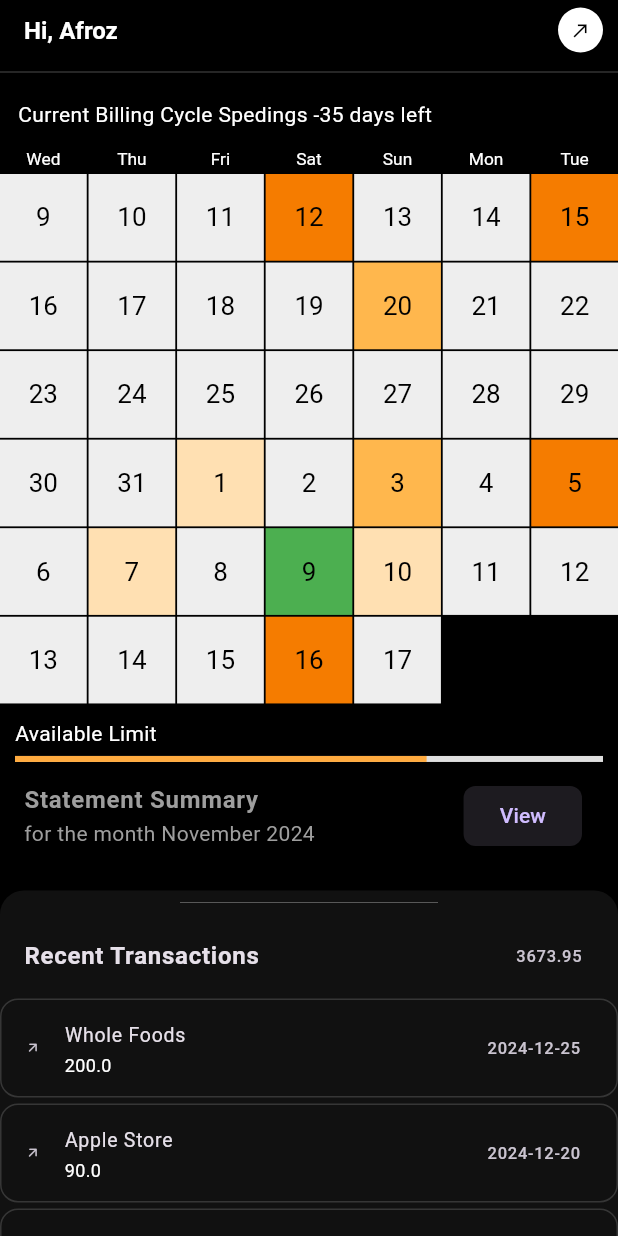
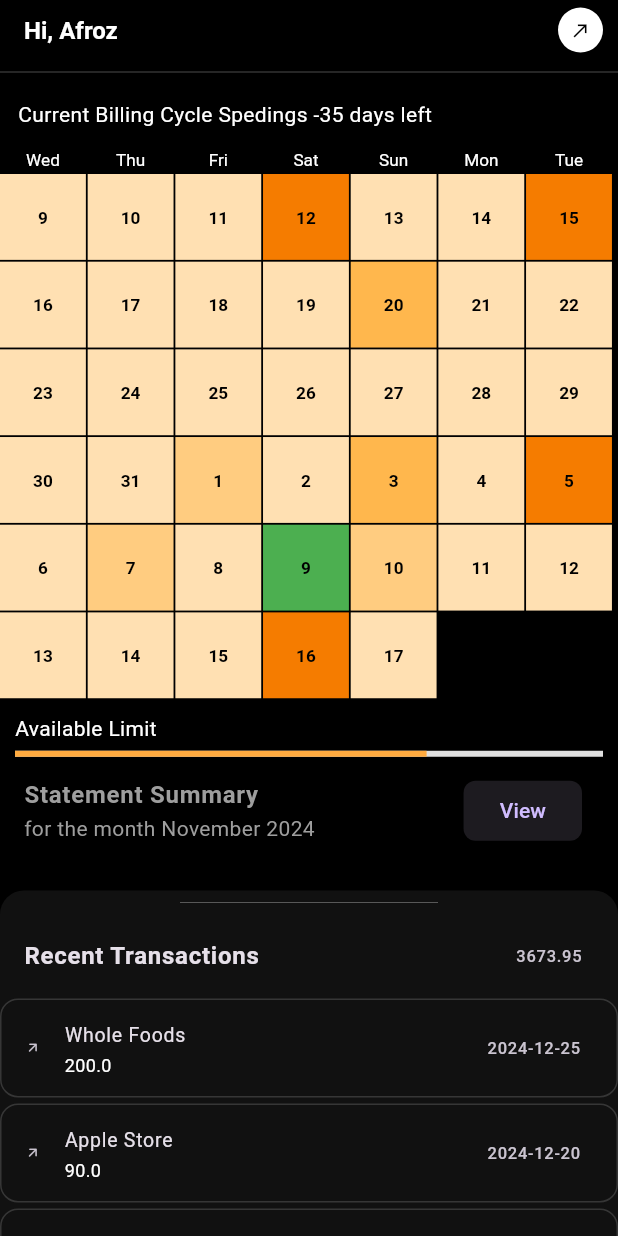
Before and after one commit to Afroz-Shaikh/github_timeline_widget, a Flutter app: the screen it shows after launch, on a phone screen of 412 x 824 dp. Run offline on Flutter 3.47's test engine with Material 3 defaults, Android fonts, the phone set to English and light mode, and no system bars.

Commit message:
Minor Fixes

```diff
--- a/lib/screens/credit_transaction_page.dart
+++ b/lib/screens/credit_transaction_page.dart
@@ -1,3 +1,4 @@
+import 'package:flutter/cupertino.dart';
 import 'package:flutter/material.dart';
 import 'package:github_timeline/utils/mocktransactions.dart';
 import 'package:github_timeline/models/models.dart';
@@ -9,7 +10,7 @@ import 'package:github_timeline/utils/constants.dart';
 /// The main entry point for the application
 ///
 class CardTransactionsPage extends StatefulWidget {
-  /// constructor for hompage
+  /// constructor for homepage
   const CardTransactionsPage({super.key});
 
   @override
@@ -66,14 +67,25 @@ class _CardTransactionsPageState extends State<CardTransactionsPage> {
                   ),
                   ListTile(
                     trailing: Text(
-                      mockTransactions
+                      mockTransactions.isNotEmpty
+                          ? mockTransactions
                               .map((e) => e.totalAmount)
                               .reduce((value, element) => value + element)
-                          .toStringAsFixed(2),
+                              .toStringAsFixed(2)
+                          : '0.00',
                     ),
                     title: const Text(
-                      'Recent Transactions',
+                      kRecentTransactions,
                       style: TextStyle(fontWeight: FontWeight.bold),
+                    ),
+                  ),
+                  if (mockTransactions.isEmpty)
+                    const Padding(
+                      padding: EdgeInsets.all(16.0),
+                      child: Text(
+                        'No transactions found',
+                        style: TextStyle(color: Colors.grey, fontSize: 16),
+                        textAlign: TextAlign.center,
                       ),
                     ),
                   ...mockTransactions.reversed.map((Transaction transaction) {
@@ -103,9 +115,7 @@ class _CardTransactionsPageState extends State<CardTransactionsPage> {
                         title: Text(
                           transaction.transactionDetails
                               .map((e) => e.merchant)
-                              .join(
-                                ', ',
-                              ),
+                              .join(', '),
                         ),
                         subtitle: Text(
                           transaction.totalAmount.toString(),
@@ -166,10 +176,11 @@ class _CardTransactionsPageState extends State<CardTransactionsPage> {
                       quarterTurns: isHorizontal ? 3 : 0,
                       child: ConstrainedBox(
                         constraints: BoxConstraints(
-                          maxWidth: constraints.maxWidth,
+                          maxWidth: constraints.maxWidth - 40,
                           maxHeight: isHorizontal ? double.maxFinite : 400,
                         ),
                         child: TransactionTimelineWidget(
+
                           cycleStartDate: kcycleStartDate,
                           transactions: mockTransactions,
                           showLastDaycount: isHorizontal ? 100 : 40,
@@ -184,7 +195,7 @@ class _CardTransactionsPageState extends State<CardTransactionsPage> {
                               (Transaction t) => _isSameDay(
                                 DateTime.parse(t.date),
                                 selectedDate,
-                              ), // Use _isSameDay to compare dates
+                              ),
                               orElse: () => Transaction(
                                 date: selectedDate.toString(),
                                 totalAmount: 0,
@@ -200,12 +211,18 @@ class _CardTransactionsPageState extends State<CardTransactionsPage> {
                               context: context,
                               builder: (context) {
                                 return Dialog(
+                                  shape: RoundedRectangleBorder(
+                                    borderRadius: BorderRadius.circular(8),
+                                  ),
+                                  elevation: 0,
                                   child: SizedBox(
                                     height: 200,
                                     width: 300,
-                                    child: ListView.builder(
-                                      itemCount:
-                                          transaction.transactionDetails.length,
+                                    child: transaction.transactionDetails
+                                            .isNotEmpty
+                                        ? ListView.builder(
+                                            itemCount: transaction
+                                                .transactionDetails.length,
                                             itemBuilder: (context, i) {
                                               final text = Text(
                                                 '\$${transaction.transactionDetails[i].amount.toStringAsFixed(2)}',
@@ -213,15 +230,26 @@ class _CardTransactionsPageState extends State<CardTransactionsPage> {
                                               return ListTile(
                                                 title: Text(
                                                   transaction
-                                                .transactionDetails[i].merchant,
+                                                      .transactionDetails[i]
+                                                      .merchant,
                                                 ),
                                                 subtitle: Text(
                                                   transaction
-                                                .transactionDetails[i].category,
+                                                      .transactionDetails[i]
+                                                      .category,
                                                 ),
                                                 trailing: text,
                                               );
                                             },
+                                          )
+                                        : const Center(
+                                            child: Text(
+                                              'No transactions found',
+                                              style: TextStyle(
+                                                color: Colors.grey,
+                                                fontSize: 16,
+                                              ),
+                                            ),
                                           ),
                                   ),
                                 );
@@ -280,7 +308,6 @@ class _CardTransactionsPageState extends State<CardTransactionsPage> {
           ),
         ];
         return SizedBox(
-          // color: Colors.red,
           child: Column(
             children: children,
           ),
--- a/lib/screens/widgets/app_bar.dart
+++ b/lib/screens/widgets/app_bar.dart
@@ -27,7 +27,7 @@ class MainAppBar extends StatelessWidget implements PreferredSizeWidget {
       elevation: 0,
       surfaceTintColor: Colors.orangeAccent,
       title: const Text(
-        'Hi, $userName',
+        'Hi, $kuserName',
         style: TextStyle(
           fontSize: 16,
           fontWeight: FontWeight.bold,
--- a/lib/screens/widgets/base_time_line_widget.dart
+++ b/lib/screens/widgets/base_time_line_widget.dart
@@ -123,7 +123,7 @@ class TransactionTimelineRenderBox extends RenderBox {
     final rows = (daysInMonth / columns)
         .ceil(); // Calculate number of rows based on total days
 
-    _cellSize = (availableWidth - (_cellSpacing * (columns - 1))) / columns;
+    _cellSize = (availableWidth - (_cellSpacing * (columns - 1))) / columns * 0.99;
 
     final totalWidth = columns * (_cellSize + _cellSpacing) - _cellSpacing;
     final totalHeight =
@@ -164,14 +164,17 @@ class TransactionTimelineRenderBox extends RenderBox {
     for (var col = 0; col < columns; col++) {
       final x = offset.dx + col * (_cellSize + _cellSpacing);
       final textPainter = TextPainter(
+
         text: TextSpan(text: rotatedWeekdays[col], style: headerStyle),
         textDirection: TextDirection.ltr,
+
       );
       textPainter.layout(maxWidth: _cellSize);
       final textOffset = Offset(
         x + (_cellSize - textPainter.width) / 2,
         offset.dy + (_headerHeight - textPainter.height) / 2,
       );
+
       textPainter.paint(canvas, textOffset);
     }
 
@@ -213,7 +216,7 @@ class TransactionTimelineRenderBox extends RenderBox {
       final textPainter = TextPainter(
         text: TextSpan(
           text: '${currentDate.day}',
-          style: TextStyle(color: Colors.black, fontSize: _cellSize * 0.3),
+          style: TextStyle(color: Colors.black, fontWeight: FontWeight.bold, fontSize: _cellSize * 0.2),
         ),
         textDirection: TextDirection.ltr,
       );
@@ -222,7 +225,9 @@ class TransactionTimelineRenderBox extends RenderBox {
         x + (_cellSize - textPainter.width) / 2,
         y + (_cellSize - textPainter.height) / 2,
       );
+    //  if(i ==0 || i == daysInMonth - 1){
       textPainter.paint(canvas, textOffset);
+    // }
     }
   }
 
@@ -265,9 +270,9 @@ class TransactionTimelineRenderBox extends RenderBox {
     }
 
     if (transactionAmount == 0) {
-      return Colors.grey[200]!; // No spending
+      return Colors.orange[100]!; // No spending
     } else if (transactionAmount <= 20) {
-      return Colors.orange[100]!; // Low spending
+      return Colors.orange[200]!; // Low spending
     } else if (transactionAmount <= 50) {
       return Colors.orange[300]!; // Moderate spending
     } else {
--- a/lib/utils/constants.dart
+++ b/lib/utils/constants.dart
@@ -8,7 +8,9 @@ DateTime kcycleStartDate = DateTime.now().subtract(const Duration(days: 35));
 ///
 /// The name of the User, In here set to 'Afroz'
 ///
-const String userName = 'Afroz';
+const String kuserName = 'Afroz';
+
+const String kRecentTransactions = 'Recent Transactions';
 
 ///
 /// Method for converting a string to a DateTime object
```
Lines whose indentation alone changed are shown as unchanged.
